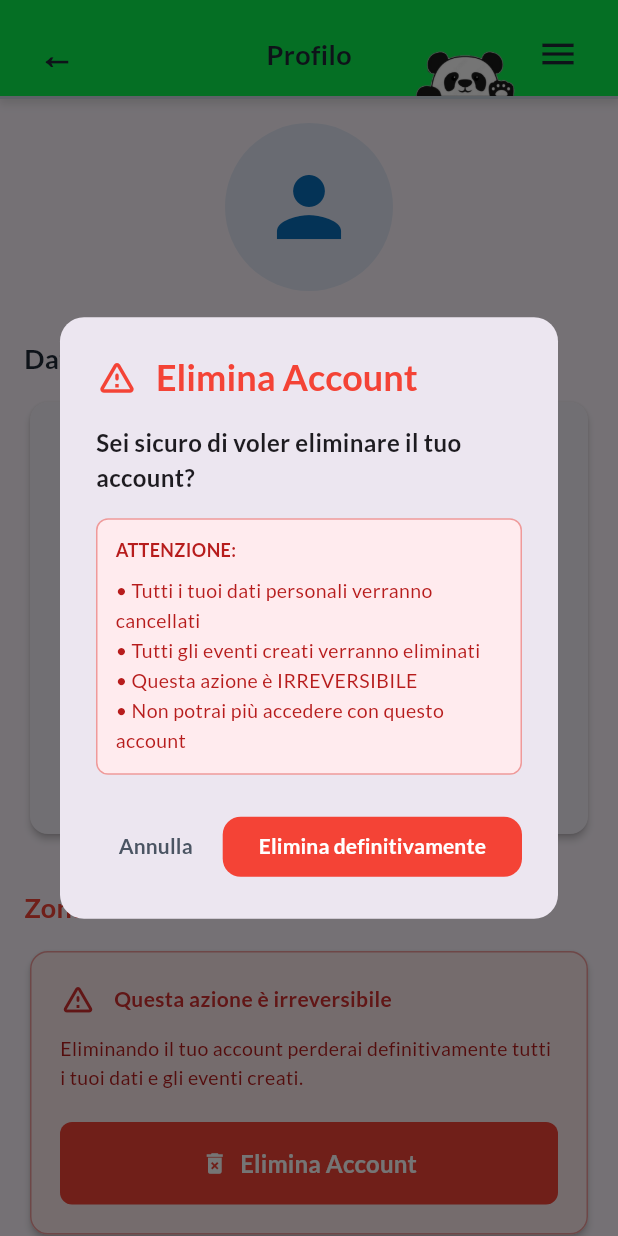
After one commit to nynuz/pandalex, a Flutter app: the AreaGarantiProfiloScreen screen opened directly, after a tap on "Elimina Account", on a phone screen of 412 x 824 dp. The commit adds this screen. Run offline on Flutter 3.47's test engine with Material 3 defaults, Android fonts, the phone set to English and light mode, and no system bars; our stand-ins replace email_validator, flutter_dotenv, flutter_html, geocoding, geolocator, google_fonts and 4 more; missing offline and left inert: flutter_email_sender, fuzzywuzzy; accounts and stored records are empty.

Commit message:
Added "Delete Account" button

```diff
--- a/lib/screens/garanti/area_garanti_dashboard_screen.dart
+++ b/lib/screens/garanti/area_garanti_dashboard_screen.dart
@@ -11,6 +11,7 @@ import '../../widgets/garanti/evento_card_preview.dart';
 import 'area_garanti_eventi_list_screen.dart';
 import 'area_garanti_evento_detail_screen.dart';
 import 'area_garanti_evento_form_screen.dart';
+import 'area_garanti_profilo_screen.dart';
 
 class AreaGarantiDashboardScreen extends StatefulWidget {
   const AreaGarantiDashboardScreen({Key? key}) : super(key: key);
@@ -124,6 +125,16 @@ class _AreaGarantiDashboardScreenState extends State<AreaGarantiDashboardScreen>
       shape: RoundedRectangleBorder(
         borderRadius: BorderRadius.circular(12),
       ),
+      child: InkWell(
+        onTap: () {
+          Navigator.push(
+            context,
+            MaterialPageRoute(
+              builder: (context) => const AreaGarantiProfiloScreen(),
+            ),
+          );
+        },
+        borderRadius: BorderRadius.circular(12),
         child: Padding(
           padding: const EdgeInsets.all(16.0),
           child: Row(
@@ -207,6 +218,7 @@ class _AreaGarantiDashboardScreenState extends State<AreaGarantiDashboardScreen>
                 },
               ),
             ],
+          ),
         ),
       ),
     );
--- /dev/null
+++ b/lib/screens/garanti/area_garanti_profilo_screen.dart
@@ -0,0 +1,344 @@
+import 'package:flutter/material.dart';
+import 'package:google_fonts/google_fonts.dart';
+import 'package:provider/provider.dart';
+import '../../app_constants.dart';
+import '../../providers/garante_auth_provider.dart';
+import '../../widgets/top_bar.dart';
+
+class AreaGarantiProfiloScreen extends StatelessWidget {
+  const AreaGarantiProfiloScreen({Key? key}) : super(key: key);
+
+  @override
+  Widget build(BuildContext context) {
+    final authProvider = context.watch<GaranteAuthProvider>();
+    final garante = authProvider.currentGarante;
+
+    return Scaffold(
+      appBar: TopBar(
+        title: 'Profilo',
+        showBackButton: true,
+      ),
+      body: SafeArea(
+        child: SingleChildScrollView(
+          padding: const EdgeInsets.all(16.0),
+          child: Column(
+            crossAxisAlignment: CrossAxisAlignment.start,
+            children: [
+              // Header con icona profilo
+              Center(
+                child: Container(
+                  padding: const EdgeInsets.all(24),
+                  decoration: BoxDecoration(
+                    color: AppConstants.blueNcs.withOpacity(0.1),
+                    shape: BoxShape.circle,
+                  ),
+                  child: Icon(
+                    Icons.person,
+                    size: 64,
+                    color: AppConstants.blueNcs,
+                  ),
+                ),
+              ),
+              const SizedBox(height: 32),
+
+              // Card con dati personali
+              Text(
+                'Dati Personali',
+                style: GoogleFonts.lato(
+                  textStyle: const TextStyle(
+                    fontSize: 18,
+                    fontWeight: FontWeight.w700,
+                    color: AppConstants.gray800,
+                  ),
+                ),
+              ),
+              const SizedBox(height: 12),
+
+              Card(
+                elevation: 2,
+                shape: RoundedRectangleBorder(
+                  borderRadius: BorderRadius.circular(12),
+                ),
+                child: Padding(
+                  padding: const EdgeInsets.all(20.0),
+                  child: Column(
+                    children: [
+                      _buildDataField(
+                        icon: Icons.person_outline,
+                        label: 'Nome',
+                        value: garante?.nome ?? 'N/A',
+                      ),
+                      const Divider(height: 24),
+                      _buildDataField(
+                        icon: Icons.person_outline,
+                        label: 'Cognome',
+                        value: garante?.cognome ?? 'N/A',
+                      ),
+                      const Divider(height: 24),
+                      _buildDataField(
+                        icon: Icons.email_outlined,
+                        label: 'Email',
+                        value: garante?.email ?? 'N/A',
+                      ),
+                      const Divider(height: 24),
+                      _buildDataField(
+                        icon: Icons.location_on_outlined,
+                        label: 'Regione',
+                        value: garante?.regione ?? 'N/A',
+                      ),
+                    ],
+                  ),
+                ),
+              ),
+              const SizedBox(height: 32),
+
+              // Sezione Elimina Account
+              Text(
+                'Zona Pericolosa',
+                style: GoogleFonts.lato(
+                  textStyle: const TextStyle(
+                    fontSize: 18,
+                    fontWeight: FontWeight.w700,
+                    color: Colors.red,
+                  ),
+                ),
+              ),
+              const SizedBox(height: 12),
+
+              Card(
+                elevation: 2,
+                color: Colors.red.shade50,
+                shape: RoundedRectangleBorder(
+                  borderRadius: BorderRadius.circular(12),
+                  side: BorderSide(color: Colors.red.shade200, width: 1),
+                ),
+                child: Padding(
+                  padding: const EdgeInsets.all(20.0),
+                  child: Column(
+                    crossAxisAlignment: CrossAxisAlignment.start,
+                    children: [
+                      Row(
+                        children: [
+                          Icon(
+                            Icons.warning_amber_rounded,
+                            color: Colors.red.shade700,
+                            size: 24,
+                          ),
+                          const SizedBox(width: 12),
+                          Expanded(
+                            child: Text(
+                              'Questa azione è irreversibile',
+                              style: GoogleFonts.lato(
+                                textStyle: TextStyle(
+                                  fontSize: 14,
+                                  fontWeight: FontWeight.w600,
+                                  color: Colors.red.shade700,
+                                ),
+                              ),
+                            ),
+                          ),
+                        ],
+                      ),
+                      const SizedBox(height: 12),
+                      Text(
+                        'Eliminando il tuo account perderai definitivamente tutti i tuoi dati e gli eventi creati.',
+                        style: GoogleFonts.lato(
+                          textStyle: TextStyle(
+                            fontSize: 13,
+                            color: Colors.red.shade900,
+                          ),
+                        ),
+                      ),
+                      const SizedBox(height: 20),
+                      SizedBox(
+                        width: double.infinity,
+                        child: ElevatedButton.icon(
+                          onPressed: () => _showDeleteConfirmation(context),
+                          style: ElevatedButton.styleFrom(
+                            backgroundColor: Colors.red,
+                            foregroundColor: Colors.white,
+                            padding: const EdgeInsets.symmetric(vertical: 16),
+                            shape: RoundedRectangleBorder(
+                              borderRadius: BorderRadius.circular(8),
+                            ),
+                            elevation: 0,
+                          ),
+                          icon: const Icon(Icons.delete_forever),
+                          label: Text(
+                            'Elimina Account',
+                            style: GoogleFonts.lato(
+                              fontWeight: FontWeight.w600,
+                              fontSize: 16,
+                            ),
+                          ),
+                        ),
+                      ),
+                    ],
+                  ),
+                ),
+              ),
+            ],
+          ),
+        ),
+      ),
+    );
+  }
+
+  Widget _buildDataField({
+    required IconData icon,
+    required String label,
+    required String value,
+  }) {
+    return Row(
+      children: [
+        Container(
+          padding: const EdgeInsets.all(8),
+          decoration: BoxDecoration(
+            color: AppConstants.blueNcs.withOpacity(0.1),
+            borderRadius: BorderRadius.circular(8),
+          ),
+          child: Icon(
+            icon,
+            size: 20,
+            color: AppConstants.blueNcs,
+          ),
+        ),
+        const SizedBox(width: 16),
+        Expanded(
+          child: Column(
+            crossAxisAlignment: CrossAxisAlignment.start,
+            children: [
+              Text(
+                label,
+                style: GoogleFonts.lato(
+                  textStyle: const TextStyle(
+                    fontSize: 12,
+                    color: AppConstants.gray600,
+                  ),
+                ),
+              ),
+              const SizedBox(height: 4),
+              Text(
+                value,
+                style: GoogleFonts.lato(
+                  textStyle: const TextStyle(
+                    fontSize: 16,
+                    fontWeight: FontWeight.w600,
+                    color: AppConstants.gray800,
+                  ),
+                ),
+              ),
+            ],
+          ),
+        ),
+      ],
+    );
+  }
+
+  void _showDeleteConfirmation(BuildContext context) {
+    showDialog(
+      context: context,
+      builder: (context) => AlertDialog(
+        shape: RoundedRectangleBorder(
+          borderRadius: BorderRadius.circular(16),
+        ),
+        title: Row(
+          children: [
+            Icon(Icons.warning_amber_rounded, color: Colors.red, size: 28),
+            const SizedBox(width: 12),
+            Text(
+              'Elimina Account',
+              style: GoogleFonts.lato(
+                fontWeight: FontWeight.w700,
+                color: Colors.red,
+              ),
+            ),
+          ],
+        ),
+        content: Column(
+          mainAxisSize: MainAxisSize.min,
+          crossAxisAlignment: CrossAxisAlignment.start,
+          children: [
+            Text(
+              'Sei sicuro di voler eliminare il tuo account?',
+              style: GoogleFonts.lato(
+                fontSize: 16,
+                fontWeight: FontWeight.w600,
+              ),
+            ),
+            const SizedBox(height: 16),
+            Container(
+              padding: const EdgeInsets.all(12),
+              decoration: BoxDecoration(
+                color: Colors.red.shade50,
+                borderRadius: BorderRadius.circular(8),
+                border: Border.all(color: Colors.red.shade200),
+              ),
+              child: Column(
+                crossAxisAlignment: CrossAxisAlignment.start,
+                children: [
+                  Text(
+                    'ATTENZIONE:',
+                    style: GoogleFonts.lato(
+                      fontSize: 12,
+                      fontWeight: FontWeight.w700,
+                      color: Colors.red.shade900,
+                    ),
+                  ),
+                  const SizedBox(height: 8),
+                  Text(
+                    '• Tutti i tuoi dati personali verranno cancellati\n'
+                    '• Tutti gli eventi creati verranno eliminati\n'
+                    '• Questa azione è IRREVERSIBILE\n'
+                    '• Non potrai più accedere con questo account',
+                    style: GoogleFonts.lato(
+                      fontSize: 13,
+                      height: 1.5,
+                      color: Colors.red.shade900,
+                    ),
+                  ),
+                ],
+              ),
+            ),
+          ],
+        ),
+        actions: [
+          TextButton(
+            onPressed: () => Navigator.pop(context),
+            child: Text(
+              'Annulla',
+              style: GoogleFonts.lato(
+                fontWeight: FontWeight.w600,
+                color: AppConstants.gray600,
+              ),
+            ),
+          ),
+          ElevatedButton(
+            onPressed: () {
+              // TODO: Implementare la cancellazione con Supabase
+              Navigator.pop(context);
+              ScaffoldMessenger.of(context).showSnackBar(
+                SnackBar(
+                  content: Text(
+                    'Funzionalità in arrivo - Integrazione Supabase in corso',
+                    style: GoogleFonts.lato(),
+                  ),
+                  backgroundColor: Colors.orange,
+                ),
+              );
+            },
+            style: ElevatedButton.styleFrom(
+              backgroundColor: Colors.red,
+              foregroundColor: Colors.white,
+              elevation: 0,
+            ),
+            child: Text(
+              'Elimina definitivamente',
+              style: GoogleFonts.lato(fontWeight: FontWeight.w600),
+            ),
+          ),
+        ],
+      ),
+    );
+  }
+}
--- a/pubspec.yaml
+++ b/pubspec.yaml
@@ -16,7 +16,7 @@ publish_to: 'none' # Remove this line if you wish to publish to pub.dev
 # https://developer.apple.com/library/archive/documentation/General/Reference/InfoPlistKeyReference/Articles/CoreFoundationKeys.html
 # In Windows, build-name is used as the major, minor, and patch parts
 # of the product and file versions while build-number is used as the build suffix.
-version: 1.0.0+1
+version: 1.0.0+5
 
 environment:
   sdk: ^3.9.2
```
Lines whose indentation alone changed are shown as unchanged.
